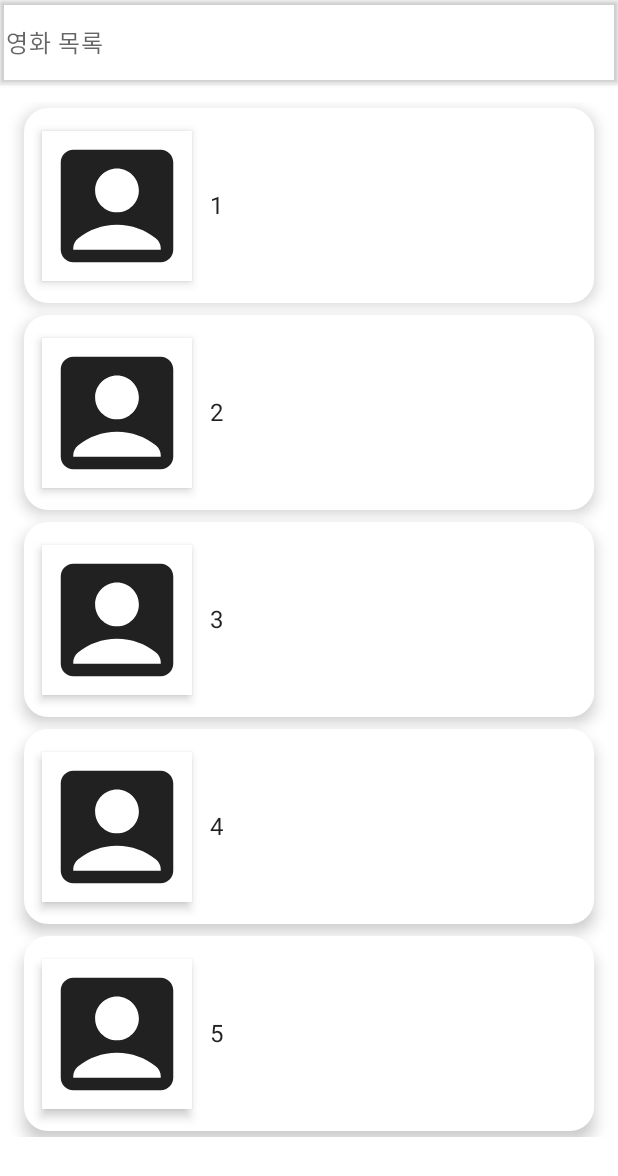
After one commit to ksjmgrkks/Jetpack-Compose-Study, an Android app built with Jetpack Compose: the HomeScreen screen opened through its navigation route, on a phone screen of 412 x 824 dp. The commit adds this screen. Shown: the top 1176 px of the screen. Run offline under Robolectric (Android 15) with nearby library versions, the phone set to English and light mode, and no system bars; 2 statements that could not run were skipped.

Commit message:
Build a Movie App - Introduction to Scaffold and LazyColumn 완료

```diff
--- a/Movie App/app/build.gradle
+++ b/Movie App/app/build.gradle
@@ -54,6 +54,7 @@ dependencies {
     implementation "androidx.compose.ui:ui:$compose_ui_version"
     implementation "androidx.compose.ui:ui-tooling-preview:$compose_ui_version"
     implementation 'androidx.compose.material:material:1.2.0'
+    implementation 'androidx.navigation:navigation-compose:2.5.3'
     testImplementation 'junit:junit:4.13.2'
     androidTestImplementation 'androidx.test.ext:junit:1.1.5'
     androidTestImplementation 'androidx.test.espresso:espresso-core:3.5.1'
--- a/Movie App/app/src/main/java/com/android/movieapp/MainActivity.kt
+++ b/Movie App/app/src/main/java/com/android/movieapp/MainActivity.kt
@@ -3,41 +3,36 @@ package com.android.movieapp
 import android.os.Bundle
 import androidx.activity.ComponentActivity
 import androidx.activity.compose.setContent
-import androidx.compose.foundation.layout.fillMaxSize
-import androidx.compose.material.MaterialTheme
-import androidx.compose.material.Surface
-import androidx.compose.material.Text
 import androidx.compose.runtime.Composable
-import androidx.compose.ui.Modifier
 import androidx.compose.ui.tooling.preview.Preview
+import com.android.movieapp.navigation.MovieNavigation
 import com.android.movieapp.ui.theme.MovieAppTheme
 
 class MainActivity : ComponentActivity() {
     override fun onCreate(savedInstanceState: Bundle?) {
         super.onCreate(savedInstanceState)
         setContent {
-            MovieAppTheme {
-                // A surface container using the 'background' color from the theme
-                Surface(
-                    modifier = Modifier.fillMaxSize(),
-                    color = MaterialTheme.colors.background
-                ) {
-                    Greeting("Android")
-                }
+            MovieApp {
+                MovieNavigation()
             }
         }
     }
 }
 
+//Container Function
 @Composable
-fun Greeting(name: String) {
-    Text(text = "Hello $name!")
+fun MovieApp(content: @Composable () -> Unit) {
+    MovieAppTheme {
+        content()
+    }
 }
+
+
 
 @Preview(showBackground = true)
 @Composable
 fun DefaultPreview() {
-    MovieAppTheme {
-        Greeting("Android")
+    MovieApp {
+        MovieNavigation()
     }
 }
--- /dev/null
+++ b/Movie App/app/src/main/java/com/android/movieapp/navigation/MovieNavigation.kt
@@ -0,0 +1,31 @@
+package com.android.movieapp.navigation
+
+import androidx.compose.runtime.Composable
+import androidx.navigation.NavType
+import androidx.navigation.compose.NavHost
+import androidx.navigation.compose.composable
+import androidx.navigation.compose.rememberNavController
+import androidx.navigation.navArgument
+import com.android.movieapp.screens.DetailsScreen
+import com.android.movieapp.screens.HomeScreen
+
+@Composable
+fun MovieNavigation() {
+    val navController = rememberNavController()
+    NavHost(
+        navController = navController,
+        startDestination = MovieScreens.HomeScreen.name
+    ) {
+        //Nav Graph
+        composable(MovieScreens.HomeScreen.name) {
+            HomeScreen(navController = navController)
+        }
+
+        composable(MovieScreens.DetailsScreen.name+"/{movie}",
+                        arguments = listOf(navArgument(name = "movie") {type = NavType.StringType})) {
+            backStackEntry ->
+            DetailsScreen(navController = navController,
+                backStackEntry.arguments?.getString("movie"))
+        }
+    }
+}
--- /dev/null
+++ b/Movie App/app/src/main/java/com/android/movieapp/screens/HomeScreen.kt
@@ -0,0 +1,80 @@
+package com.android.movieapp.screens
+
+import android.annotation.SuppressLint
+import androidx.compose.foundation.clickable
+import androidx.compose.foundation.layout.*
+import androidx.compose.foundation.lazy.LazyColumn
+import androidx.compose.foundation.lazy.items
+import androidx.compose.foundation.shape.CornerSize
+import androidx.compose.foundation.shape.RoundedCornerShape
+import androidx.compose.material.*
+import androidx.compose.material.icons.Icons
+import androidx.compose.material.icons.filled.AccountBox
+import androidx.compose.runtime.Composable
+import androidx.compose.ui.Alignment
+import androidx.compose.ui.Modifier
+import androidx.compose.ui.graphics.Color
+import androidx.compose.ui.graphics.RectangleShape
+import androidx.compose.ui.unit.dp
+import androidx.navigation.NavController
+import com.android.movieapp.navigation.MovieScreens
+
+@SuppressLint("UnusedMaterialScaffoldPaddingParameter")
+@Composable
+fun HomeScreen(navController: NavController){
+    Scaffold(topBar = {
+        TopAppBar(
+            backgroundColor = Color.Transparent,
+            elevation = 2.dp
+        ) {
+            Text(text = "영화 목록")
+        }
+    }) {
+        MainContent(navController = navController)
+    }
+}
+
+@Composable
+fun MainContent(
+    navController: NavController,
+    movieList: List<String> = listOf(
+        "1", "2", "3", "4", "5"
+    )
+) {
+    Column(modifier = Modifier.padding(12.dp)) {
+        LazyColumn {
+            items(items = movieList) {
+                MovieRow(movie = it) {movie ->
+                    navController.navigate(route = MovieScreens.DetailsScreen.name+"/$movie")
+                }
+            }
+        }
+    }
+}
+
+@Composable
+fun MovieRow(movie: String, onItemClick: (String) -> Unit = {} ) {
+    Card(modifier = Modifier
+        .padding(4.dp)
+        .fillMaxWidth()
+        .height(130.dp)
+        .clickable {
+            onItemClick(movie)
+        },
+        shape = RoundedCornerShape(corner = CornerSize(16.dp)),
+        elevation = 6.dp,
+    ) {
+        Row(verticalAlignment = Alignment.CenterVertically, horizontalArrangement = Arrangement.Start) {
+            Surface(modifier = Modifier
+                .padding(12.dp)
+                .size(100.dp),
+                shape = RectangleShape,
+                elevation = 4.dp
+            ) {
+                Icon(imageVector = Icons.Default.AccountBox, contentDescription = "영화 이미지")
+            }
+            Text(movie)
+        }
+
+    }
+}
```
Also changed, not shown: Movie App/app/src/main/java/com/android/movieapp/navigation/MovieScreens.kt (added, +16 -0 lines), Movie App/app/src/main/java/com/android/movieapp/screens/DetailsScreen.kt (added, +48 -0 lines).
